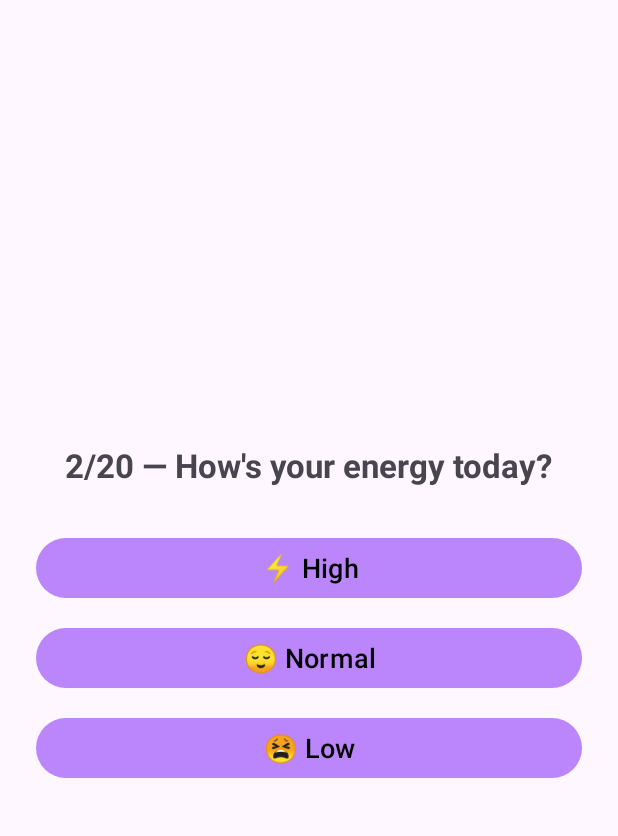
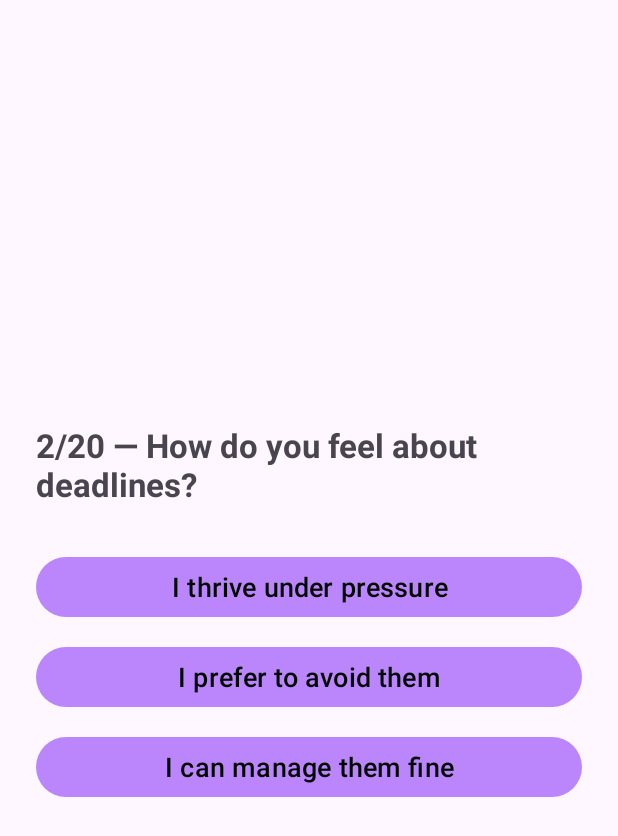
Before and after one commit to Samuel-Udani-III/Mobile-Dev-Assessment-2, an Android app: the screen it shows after launch (MainActivity), after a tap on an icon or button, on a phone screen of 412 x 824 dp. Shown: the top 836 px of the screen. Run offline under Robolectric (Android 15) with nearby library versions, the phone set to English and light mode, and no system bars.

Commit message:
Launcher working and it should launch with a modal pop up

```diff
--- a/app/build.gradle.kts
+++ b/app/build.gradle.kts
@@ -4,11 +4,11 @@ plugins {
 }
 
 android {
-    namespace = "com.yaboi.moodcalculator"
+    namespace = "com.yaboi.personalitycalculator" // Change this to match your desired package
     compileSdk = 35
 
     defaultConfig {
-        applicationId = "com.yaboi.moodcalculator"
+        applicationId = "com.yaboi.personalitycalculator" // Change this to match your desired application ID
         minSdk = 24
         targetSdk = 35
         versionCode = 1
@@ -36,7 +36,6 @@ android {
 }
 
 dependencies {
-
     implementation(libs.androidx.core.ktx)
     implementation(libs.androidx.appcompat)
     implementation(libs.material)
--- a/app/src/main/AndroidManifest.xml
+++ b/app/src/main/AndroidManifest.xml
@@ -13,7 +13,7 @@
         android:theme="@style/Theme.MoodCalculator"
         tools:targetApi="31">
 
-        <!-- Splash Activity -->
+        <!-- Splash Activity (launcher) -->
         <activity
             android:name=".SplashActivity"
             android:exported="true"
@@ -27,9 +27,7 @@
         <!-- Main Activity -->
         <activity
             android:name=".MainActivity"
-            android:exported="true">
-            <!-- Only one MAIN action should be defined, so remove this from MainActivity -->
-        </activity>
+            android:exported="true" />
 
     </application>
 
--- a/app/src/main/java/com/yaboi/moodcalculator/MainActivity.kt
+++ /dev/null
@@ -1,200 +0,0 @@
-package com.yaboi.moodcalculator
-
-import android.os.Bundle
-import android.widget.Button
-import android.widget.TextView
-import androidx.appcompat.app.AlertDialog
-import androidx.appcompat.app.AppCompatActivity
-
-class MainActivity : AppCompatActivity() {
-
-    private lateinit var questionText: TextView
-    private lateinit var answer1: Button
-    private lateinit var answer2: Button
-    private lateinit var answer3: Button
-
-    private val questions = listOf(
-        Question("How did you sleep last night?", listOf(
-            MoodOption("😴 Great", 2),
-            MoodOption("😐 Okay", 1),
-            MoodOption("😩 Poorly", 0)
-        )),
-        Question("How's your energy today?", listOf(
-            MoodOption("⚡ High", 2),
-            MoodOption("😌 Normal", 1),
-            MoodOption("😫 Low", 0)
-        )),
-        Question("How motivated do you feel?", listOf(
-            MoodOption("🔥 Very", 2),
-            MoodOption("🙂 A bit", 1),
-            MoodOption("😕 Not at all", 0)
-        )),
-        Question("Do you feel stressed?", listOf(
-            MoodOption("😌 Not really", 2),
-            MoodOption("😐 A little", 1),
-            MoodOption("😣 Very", 0)
-        )),
-        Question("How social are you feeling?", listOf(
-            MoodOption("🤗 Super social", 2),
-            MoodOption("🙂 Meh", 1),
-            MoodOption("😶 I want to be alone", 0)
-        )),
-        Question("Are you enjoying today?", listOf(
-            MoodOption("😁 A lot", 2),
-            MoodOption("😐 It’s alright", 1),
-            MoodOption("🙁 Not really", 0)
-        )),
-        Question("How productive have you been?", listOf(
-            MoodOption("💪 Very", 2),
-            MoodOption("😬 A little", 1),
-            MoodOption("🫠 Not at all", 0)
-        )),
-        Question("Did you laugh today?", listOf(
-            MoodOption("😂 Yes!", 2),
-            MoodOption("🙂 Once or twice", 1),
-            MoodOption("😐 Not yet", 0)
-        )),
-        Question("Do you feel appreciated?", listOf(
-            MoodOption("🥰 Yes", 2),
-            MoodOption("😶 Unsure", 1),
-            MoodOption("😔 Not really", 0)
-        )),
-        Question("How anxious do you feel?", listOf(
-            MoodOption("😌 Calm", 2),
-            MoodOption("😬 Slightly", 1),
-            MoodOption("😰 Very", 0)
-        )),
-        Question("Did you get outside today?", listOf(
-            MoodOption("🌞 Yes", 2),
-            MoodOption("🚪 A bit", 1),
-            MoodOption("🏠 Nope", 0)
-        )),
-        Question("Are you feeling optimistic?", listOf(
-            MoodOption("🌈 Absolutely", 2),
-            MoodOption("😐 Kinda", 1),
-            MoodOption("☁️ Not really", 0)
-        )),
-        Question("Did you eat well today?", listOf(
-            MoodOption("🍎 Healthy meals", 2),
-            MoodOption("🍟 Sort of", 1),
-            MoodOption("😓 Skipped or junk", 0)
-        )),
-        Question("Do you feel focused?", listOf(
-            MoodOption("🎯 Laser focused", 2),
-            MoodOption("🧠 Distracted", 1),
-            MoodOption("🫥 Out of it", 0)
-        )),
-        Question("Have you been kind to yourself?", listOf(
-            MoodOption("💖 Yes", 2),
-            MoodOption("🤷 A little", 1),
-            MoodOption("🙁 No", 0)
-        )),
-        Question("How supported do you feel?", listOf(
-            MoodOption("🫶 Very", 2),
-            MoodOption("😐 Somewhat", 1),
-            MoodOption("🙁 Alone", 0)
-        )),
-        Question("Are you worried about anything?", listOf(
-            MoodOption("😌 Not really", 2),
-            MoodOption("😬 A little", 1),
-            MoodOption("😟 Yes", 0)
-        )),
-        Question("How was your last interaction with someone?", listOf(
-            MoodOption("😊 Positive", 2),
-            MoodOption("😐 Neutral", 1),
-            MoodOption("😡 Negative", 0)
-        )),
-        Question("Do you feel creative?", listOf(
-            MoodOption("🎨 Super creative", 2),
-            MoodOption("🤔 A bit", 1),
-            MoodOption("🫥 Not at all", 0)
-        )),
-        Question("How would you rate your mood right now?", listOf(
-            MoodOption("😁 Great", 2),
-            MoodOption("😐 Meh", 1),
-            MoodOption("😢 Low", 0)
-        ))
-    )
-
-    private var currentQuestionIndex = 0
-    private var totalScore = 0
-
-    private fun showQuestion() {
-        if (currentQuestionIndex >= questions.size) {
-            showResult()
-            return
-        }
-
-        val current = questions[currentQuestionIndex]
-        questionText.text = "${currentQuestionIndex + 1}/${questions.size} — ${current.text}"
-        answer1.text = current.answers[0].emoji
-        answer2.text = current.answers[1].emoji
-        answer3.text = current.answers[2].emoji
-    }
-
-    private fun handleAnswer(selectedIndex: Int) {
-        val selected = questions[currentQuestionIndex].answers[selectedIndex]
-        totalScore += selected.score
-        currentQuestionIndex++
-        showQuestion()
-    }
-
-    private fun showResult() {
-        val maxScore = questions.size * 2
-        val percentage = totalScore.toDouble() / maxScore
-
-        val (emoji, message) = when {
-            percentage >= 0.75 -> "😊" to "You're in a great mood!"
-            percentage >= 0.4 -> "😐" to "You're doing okay."
-            else -> "😢" to "You seem a bit down. Try some self-care today."
-        }
-
-        val resultMessage = "$emoji\n\n$message"
-
-        val dialog = AlertDialog.Builder(this)
-            .setTitle("Your Mood Result")
-            .setMessage(resultMessage)
-            .setCancelable(false)
-            .setPositiveButton("Restart Quiz") { _, _ ->
-                currentQuestionIndex = 0
-                totalScore = 0
-                showQuestion()
-            }
-            .create()
-
-        dialog.show()
-    }
-
-    private fun showWelcomeDialog() {
-        val dialog = AlertDialog.Builder(this)
-            .setTitle("Welcome to Mood Calculator 😊")
-            .setMessage("Answer a few quick questions to check in on your mood. Ready?")
-            .setCancelable(false)
-            .setPositiveButton("Let's Go!") { _, _ ->
-                showQuestion()
-            }
-            .setNegativeButton("Maybe Later") { _, _ ->
-                finish() // Close the app if user taps 'Maybe Later'
-            }
-            .create()
-
-        dialog.show()
-    }
-
-    override fun onCreate(savedInstanceState: Bundle?) {
-        super.onCreate(savedInstanceState)
-        setContentView(R.layout.activity_main)
-
-        questionText = findViewById(R.id.questionText)
-        answer1 = findViewById(R.id.answer1)
-        answer2 = findViewById(R.id.answer2)
-        answer3 = findViewById(R.id.answer3)
-
-        answer1.setOnClickListener { handleAnswer(0) }
-        answer2.setOnClickListener { handleAnswer(1) }
-        answer3.setOnClickListener { handleAnswer(2) }
-
-        // Show welcome pop-up on launch
-        showWelcomeDialog()
-    }
-}
--- /dev/null
+++ b/app/src/main/java/com/yaboi/personalitycalculator/MainActivity.kt
@@ -0,0 +1,218 @@
+package com.yaboi.personalitycalculator // Change this to match the namespace
+
+
+import com.yaboi.personalitycalculator.R
+import android.os.Bundle
+import android.widget.Button
+import android.widget.TextView
+import androidx.appcompat.app.AlertDialog
+import androidx.appcompat.app.AppCompatActivity
+
+
+class MainActivity : AppCompatActivity() {
+
+    private lateinit var questionText: TextView
+    private lateinit var answer1: Button
+    private lateinit var answer2: Button
+    private lateinit var answer3: Button
+
+    private val questions = listOf(
+        Question("How would you describe your ideal weekend?", listOf(
+            MoodOption("Relaxing and quiet", 1),
+            MoodOption("Busy with activities", 2),
+            MoodOption("Social with friends", 3)
+        )),
+        Question("How do you feel about deadlines?", listOf(
+            MoodOption("I thrive under pressure", 3),
+            MoodOption("I prefer to avoid them", 1),
+            MoodOption("I can manage them fine", 2)
+        )),
+        Question("How do you usually handle stress?", listOf(
+            MoodOption("I stay calm and focused", 3),
+            MoodOption("I get overwhelmed", 1),
+            MoodOption("I try to distract myself", 2)
+        )),
+        Question("Which of these is your favorite activity?", listOf(
+            MoodOption("Reading a book", 1),
+            MoodOption("Hiking or nature walks", 2),
+            MoodOption("Spending time with friends", 3)
+        )),
+        Question("Do you enjoy trying new things?", listOf(
+            MoodOption("Yes, I'm always up for something new", 3),
+            MoodOption("Sometimes, but not too often", 2),
+            MoodOption("Not really, I prefer sticking to what I know", 1)
+        )),
+        Question("How do you prefer to work?", listOf(
+            MoodOption("In a team with lots of collaboration", 3),
+            MoodOption("Individually, focusing on my tasks", 1),
+            MoodOption("I can do both depending on the task", 2)
+        )),
+        Question("How do you deal with criticism?", listOf(
+            MoodOption("I take it as an opportunity to improve", 3),
+            MoodOption("I get defensive, but try to learn", 2),
+            MoodOption("I take it personally and get upset", 1)
+        )),
+        Question("Do you consider yourself more creative or logical?", listOf(
+            MoodOption("Creative, I love thinking outside the box", 3),
+            MoodOption("Logical, I prefer structured thinking", 1),
+            MoodOption("I think I balance both", 2)
+        )),
+        Question("How often do you make decisions based on your gut feeling?", listOf(
+            MoodOption("I trust my gut instinct a lot", 3),
+            MoodOption("Only when I don't have all the facts", 2),
+            MoodOption("I prefer to analyze everything thoroughly", 1)
+        )),
+        Question("How important is routine to you?", listOf(
+            MoodOption("I love routines, they help me feel secure", 1),
+            MoodOption("I have a routine, but I'm flexible", 2),
+            MoodOption("I dislike routines, I prefer variety", 3)
+        )),
+        Question("How do you usually spend your evenings?", listOf(
+            MoodOption("Relaxing at home, maybe watching TV", 1),
+            MoodOption("Going out with friends", 3),
+            MoodOption("Engaging in a hobby or learning something new", 2)
+        )),
+        Question("Do you find it easy to make new friends?", listOf(
+            MoodOption("Yes, I can talk to anyone", 3),
+            MoodOption("It takes time, but I manage", 2),
+            MoodOption("No, I prefer a small circle", 1)
+        )),
+        Question("How do you approach challenges?", listOf(
+            MoodOption("I dive in headfirst, no hesitation", 3),
+            MoodOption("I plan and strategize before acting", 2),
+            MoodOption("I avoid challenges whenever I can", 1)
+        )),
+        Question("How much do you value independence?", listOf(
+            MoodOption("It's essential to me", 3),
+            MoodOption("I value it, but I'm okay with depending on others", 2),
+            MoodOption("I prefer to rely on others for support", 1)
+        )),
+        Question("How would you describe your sense of humor?", listOf(
+            MoodOption("Dry and sarcastic", 1),
+            MoodOption("Funny and lighthearted", 3),
+            MoodOption("I enjoy humor, but I'm not always joking", 2)
+        )),
+        Question("How do you feel about change?", listOf(
+            MoodOption("I embrace it and look forward to new things", 3),
+            MoodOption("I can adapt, but it takes time", 2),
+            MoodOption("I struggle with change and prefer stability", 1)
+        )),
+        Question("How do you react when you don’t understand something?", listOf(
+            MoodOption("I ask questions and try to figure it out", 3),
+            MoodOption("I wait for someone to explain it to me", 2),
+            MoodOption("I get frustrated and try to ignore it", 1)
+        )),
+        Question("Which of these best describes you?", listOf(
+            MoodOption("Introverted and reserved", 1),
+            MoodOption("Balanced, I enjoy both alone time and socializing", 2),
+            MoodOption("Extroverted and outgoing", 3)
+        )),
+        Question("What is your relationship with risk?", listOf(
+            MoodOption("I take risks when necessary", 3),
+            MoodOption("I avoid risks when possible", 1),
+            MoodOption("I take calculated risks", 2)
+        )),
+        Question("How would you describe your work style?", listOf(
+            MoodOption("Fast-paced, I like to stay busy", 3),
+            MoodOption("Steady, I like a balance of work and rest", 2),
+            MoodOption("Slow and methodical, I prefer taking my time", 1)
+        ))
+    )
+
+    private var currentQuestionIndex = 0
+    private var totalScore = 0
+
+    private fun showQuestion() {
+        if (currentQuestionIndex >= questions.size) {
+            showResult()
+            return
+        }
+
+        val current = questions[currentQuestionIndex]
+        questionText.text = "${currentQuestionIndex + 1}/${questions.size} — ${current.text}"
+        answer1.text = current.answers[0].emoji
+        answer2.text = current.answers[1].emoji
+        answer3.text = current.answers[2].emoji
+    }
+
+    private fun handleAnswer(selectedIndex: Int) {
+        val selected = questions[currentQuestionIndex].answers[selectedIndex]
+        totalScore += selected.score
+        currentQuestionIndex++
+        showQuestion()
+    }
+
+    private fun showResult() {
+        val (emoji, message) = when {
+            totalScore in 20..24 -> "😐" to "You're a calm and reserved individual. You appreciate stability and peace."
+            totalScore in 25..29 -> "😊" to "You have a balanced personality. You know when to work hard and when to relax."
+            totalScore in 30..34 -> "😁" to "You're an optimistic person who loves to engage in social activities and new challenges."
+            totalScore in 35..39 -> "🔥" to "You're full of energy and creativity. You embrace change and lead others with passion."
+            totalScore in 40..44 -> "🎯" to "You're a focused achiever, always striving for success with a clear plan."
+            totalScore in 45..49 -> "💡" to "You are highly intellectual and creative, constantly thinking of new ideas."
+            totalScore in 50..54 -> "🌟" to "You're a natural leader, charismatic and motivated by personal growth and the success of others."
+            totalScore in 55..59 -> "🌞" to "You're an extremely positive individual, always looking at the brighter side of life."
+            totalScore in 60..64 -> "💪" to "You are resilient and determined, taking on challenges with confidence and strength."
+            totalScore in 65..69 -> "🚀" to "You're adventurous and daring, always looking to expand your horizons."
+            totalScore in 70..74 -> "✨" to "You're imaginative and inspiring, often bringing out the best in others with your creative vision."
+            totalScore in 75..79 -> "🌈" to "You're a free spirit, full of joy and excitement. You live life to the fullest!"
+            totalScore in 80..84 -> "🎉" to "You're a party person, always the center of attention, enjoying every moment of life."
+            totalScore in 85..89 -> "👑" to "You're a leader in the truest sense, commanding respect and admiration from others."
+            totalScore in 90..94 -> "💖" to "You're incredibly empathetic and care deeply about the people in your life."
+            totalScore in 95..99 -> "🦸‍♂️" to "You're heroic and selfless, always willing to help others and put them first."
+            totalScore in 100..104 -> "🔥✨" to "You're a dynamic force, blending ambition, creativity, and determination in everything you do."
+            totalScore in 105..109 -> "⚡" to "You're an electrifying personality, always exciting and full of new ideas."
+            totalScore in 110..114 -> "🎭" to "You have a deep, complex personality, full of layers that reveal themselves over time."
+            totalScore in 115..120 -> "🌟🌟" to "You're an exceptional individual, balancing every part of your life with grace and wisdom."
+            else -> "⚡" to "You're a powerhouse, unstoppable and full of energy, always aiming higher."
+        }
+
+        val resultMessage = "$emoji\n\n$message"
+
+        val dialog = AlertDialog.Builder(this)
+            .setTitle("Your Personality Result")
+            .setMessage(resultMessage)
+            .setCancelable(false)
+            .setPositiveButton("Restart Quiz") { _, _ ->
+                currentQuestionIndex = 0
+                totalScore = 0
+                showQuestion()
+            }
+            .create()
+
+        dialog.show()
+    }
+
+    private fun showWelcomeDialog() {
+        val dialog = AlertDialog.Builder(this)
+            .setTitle("Welcome to Personality Calculator 😊")
+            .setMessage("Answer a few quick questions to discover your personality. Ready?")
+            .setCancelable(false)
+            .setPositiveButton("Let's Go!") { _, _ ->
+                showQuestion()
+            }
+            .setNegativeButton("Maybe Later") { _, _ ->
+                finish() // Close the app if user taps 'Maybe Later'
+            }
+            .create()
+
+        dialog.show()
+    }
+
+    override fun onCreate(savedInstanceState: Bundle?) {
+        super.onCreate(savedInstanceState)
+        setContentView(R.layout.activity_main)
+
+        questionText = findViewById(R.id.questionText)
+        answer1 = findViewById(R.id.answer1)
+        answer2 = findViewById(R.id.answer2)
+        answer3 = findViewById(R.id.answer3)
+
+        answer1.setOnClickListener { handleAnswer(0) }
+        answer2.setOnClickListener { handleAnswer(1) }
+        answer3.setOnClickListener { handleAnswer(2) }
+
+        // Show welcome pop-up on launch
+        showWelcomeDialog()
+    }
+}
--- a/app/src/main/java/com/yaboi/moodcalculator/Question.kt
+++ b/app/src/main/java/com/yaboi/personalitycalculator/Question.kt
@@ -1,4 +1,4 @@
-package com.yaboi.moodcalculator
+package com.yaboi.personalitycalculator
 
 data class Question(
     val text: String,
--- a/app/src/main/java/com/yaboi/moodcalculator/SplashActivity.kt
+++ b/app/src/main/java/com/yaboi/personalitycalculator/SplashActivity.kt
@@ -1,4 +1,4 @@
-package com.yaboi.moodcalculator
+package com.yaboi.personalitycalculator
 
 import android.content.Intent
 import android.os.Bundle
--- a/app/src/main/res/layout/activity_main.xml
+++ b/app/src/main/res/layout/activity_main.xml
@@ -38,5 +38,4 @@
         android:layout_height="wrap_content"
         android:layout_marginVertical="6dp"
         android:textSize="18sp"/>
-
 </LinearLayout>
--- a/app/src/main/res/values/strings.xml
+++ b/app/src/main/res/values/strings.xml
@@ -1,3 +1,3 @@
 <resources>
-    <string name="app_name">Mood Calculator</string>
+    <string name="app_name">Personality Calculator</string>
 </resources>
--- a/settings.gradle.kts
+++ b/settings.gradle.kts
@@ -19,5 +19,5 @@ dependencyResolutionManagement {
     }
 }
 
-rootProject.name = "Mood Calculator"
+rootProject.name = "Personality Calculator"
 include(":app")
```
Also changed, not shown: app/src/main/res/drawable/bg.png (added), app/src/main/res/drawable/icon.webp (added), app/src/main/res/drawable/splash_logo.png (added), 4 other files.
